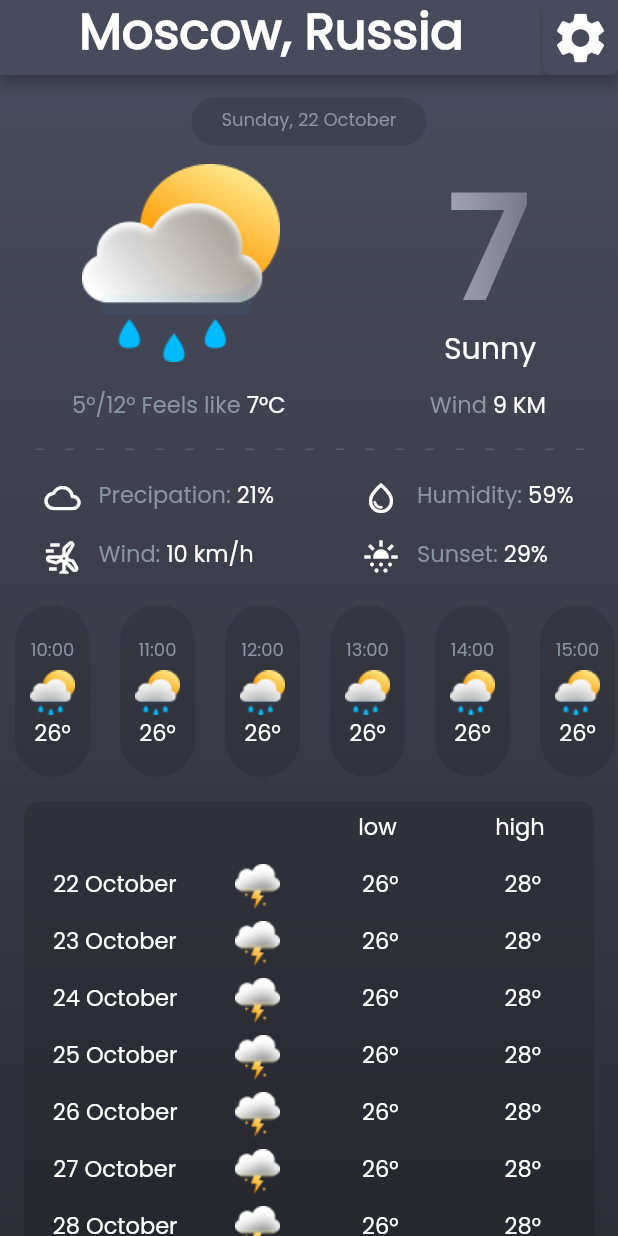
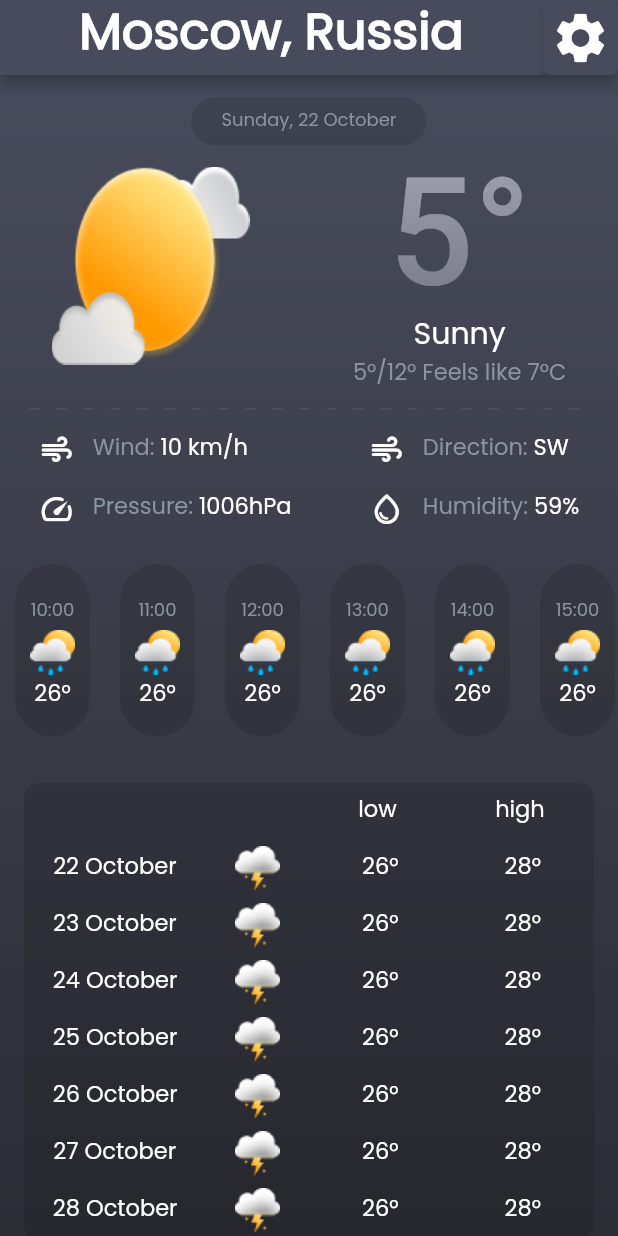
Before and after one commit to ALI-BABAI/weather_forecast_app, a Flutter app: the screen it shows after launch, on a phone screen of 412 x 824 dp. Run offline on Flutter 3.47's test engine with Material 2 defaults, Android fonts, the phone set to English and light mode, and no system bars; drawn by our look-alikes of simple_gradient_text.

Commit message:
Структурирование проекта + оптимизация главного экрана

```diff
--- a/lib/images.dart
+++ b/lib/images.dart
@@ -21,7 +21,7 @@ abstract class AppIconsExpanded {
   static const sunWithRain =
       AssetImage('assets/images/icons/icons_expanded/sun_with_rain.png');
   static const sunWithSmallCloud =
-      AssetImage('assets/images/icons/icons_expanded/small_cloudy.png');
+      AssetImage('assets/images/icons/icons_expanded/small _cloudy.png');
   static const sun = AssetImage('assets/images/icons/icons_expanded/sunny.png');
   static const thunder =
       AssetImage('assets/images/icons/icons_expanded/thunder.png');
--- a/lib/screens/home_screen/home_screen.dart
+++ b/lib/screens/home_screen/home_screen.dart
@@ -1,8 +1,7 @@
 import 'package:flutter/material.dart';
-import 'package:weather_forecast_app/screens/home_screen/widgets/current_day_main_weather.dart';
-import 'package:weather_forecast_app/screens/home_screen/widgets/dotted_diveder.dart';
-import 'package:weather_forecast_app/screens/home_screen/widgets/forecast_per_hours.dart';
-import 'package:weather_forecast_app/screens/home_screen/widgets/seven_days_forecast.dart';
+import 'package:weather_forecast_app/screens/home_screen/widgets/main_forecast.dart';
+import 'package:weather_forecast_app/screens/home_screen/widgets/hourly_forecast.dart';
+import 'package:weather_forecast_app/screens/home_screen/widgets/week_forecast.dart';
 import 'package:weather_forecast_app/theme/button.dart';
 import 'package:weather_forecast_app/theme/colors.dart';
 import 'package:weather_forecast_app/theme/text.dart';
@@ -63,17 +62,13 @@ class HomeScreen extends StatelessWidget {
           primary: true, // не отрабатывает должным образом
           children: [
             const SizedBox(height: 15),
-            CurrentDayWeatherWidget(
+            MainForecastWidget(
               currentWeekDay: currentTime.weekday,
               currentDay: currentTime.day,
               currentMonth: currentTime.month,
             ),
-            const DottedDivederWidget(), // пунктирный разделитель
-            const CurrentDayAllParametersWidget(),
-            Center(
-              child: PerHourForecastWidget(currentHour: currentTime.hour),
-            ),
-            ForecastPerSevenDaysWidget(
+            HourlyForecastWidget(currentHour: currentTime.hour),
+            WeekForecastWidget(
               currentDay: currentTime.day,
               currentMonth: currentTime.month,
             ),
--- a/lib/screens/home_screen/widgets/dotted_diveder.dart
+++ b/lib/screens/home_screen/widgets/current forecast widgets/dotted_divider.dart
@@ -6,7 +6,7 @@ class DottedDivederWidget extends StatelessWidget {
   @override
   Widget build(BuildContext context) {
     return const Padding(
-      padding: EdgeInsets.symmetric(horizontal: 24),
+      padding: EdgeInsets.symmetric(horizontal: 20),
       child: DottedDivider(height: 1, color: Color(0x50979797)),
     );
   }
@@ -39,14 +39,12 @@ class DottedLinePainter extends CustomPainter {
   void paint(Canvas canvas, Size size) {
     final paint = Paint()
       ..color = color
-      ..strokeWidth = size.height
+      ..strokeWidth = size.height / 2
       ..strokeCap = StrokeCap.round;
 
-    //paint.strokeWidth = 6;
+    const dashWidth = 3; // Расстояние между пунктирами
 
-    const dashWidth = 5; // Расстояние между пунктирами
-
-    const space = 5; // Длина пунктира
+    const space = 6; // Длина пунктира
     double currentX = 0;
     bool draw = true;
 
--- /dev/null
+++ b/lib/screens/home_screen/widgets/current forecast widgets/extended_parameters.dart
@@ -0,0 +1,79 @@
+// Давление, влажность, сила и направление ветра
+import 'package:flutter/material.dart';
+
+import '../../../../theme/text.dart';
+
+class WeatherExtendedParameters extends StatelessWidget {
+  const WeatherExtendedParameters({super.key});
+
+  @override
+  Widget build(BuildContext context) {
+    return const Padding(
+      padding: EdgeInsets.only(top: 15, bottom: 10),
+      child: Column(
+        children: [
+          Row(mainAxisAlignment: MainAxisAlignment.spaceAround, children: [
+            Column(crossAxisAlignment: CrossAxisAlignment.start, children: [
+              WeatherParameter(
+                name: 'Wind: ',
+                info: '10 km/h',
+                icon: Icons.air_rounded,
+              ),
+              SizedBox(
+                height: 15,
+              ),
+              WeatherParameter(
+                name: 'Pressure: ',
+                info: '1006hPa',
+                icon: Icons.speed_rounded,
+              ),
+            ]),
+            Column(
+              crossAxisAlignment: CrossAxisAlignment.start,
+              children: [
+                WeatherParameter(
+                  name: 'Direction: ',
+                  info: 'SW',
+                  icon: Icons.air_rounded,
+                ),
+                SizedBox(
+                  height: 15,
+                ),
+                WeatherParameter(
+                  name: 'Humidity: ',
+                  info: '59%',
+                  icon: Icons.water_drop_outlined,
+                ),
+              ],
+            ),
+          ])
+        ],
+      ),
+    );
+  }
+}
+
+class WeatherParameter extends StatelessWidget {
+  final String name;
+  final IconData icon;
+  final String info;
+
+  const WeatherParameter(
+      {super.key, required this.name, required this.icon, required this.info});
+
+  @override
+  Widget build(BuildContext context) {
+    return Row(
+      mainAxisAlignment: MainAxisAlignment.spaceBetween,
+      children: [
+        Icon(icon, color: Colors.white),
+        const SizedBox(width: 12),
+        Text(
+          name,
+          style: AppTextStyles.secondaryFont,
+        ),
+        Text(info, style: AppTextStyles.mainFont),
+      ],
+    );
+  }
+}
--- /dev/null
+++ b/lib/screens/home_screen/widgets/current forecast widgets/main_weather.dart
@@ -0,0 +1,52 @@
+import 'package:flutter/material.dart';
+import 'package:simple_gradient_text/simple_gradient_text.dart'; //https://pub.dev/packages/simple_gradient_text
+import 'package:weather_forecast_app/images.dart';
+import 'package:weather_forecast_app/theme/text.dart';
+
+class MainWeatherForecast extends StatelessWidget {
+  const MainWeatherForecast({super.key});
+
+  @override
+  Widget build(BuildContext context) {
+    return Padding(
+      padding: const EdgeInsets.only(bottom: 15),
+      child: Row(
+        mainAxisAlignment: MainAxisAlignment.spaceAround,
+        children: [
+          const Column(
+            children: [
+              Image(
+                fit: BoxFit.fill,
+                image: AppIconsExpanded.sunWithSmallCloud,
+              ),
+            ],
+          ),
+          SizedBox(
+            height: 160,
+            child: Column(
+              children: [
+                GradientText('5°',
+                    gradientDirection: GradientDirection.ttb,
+                    style: const TextStyle(
+                      fontSize: 100,
+                      fontWeight: FontWeight.w500,
+                    ),
+                    colors: const [Color(0xFFA2A4B5), Color(0xFF757784)]),
+                const Expanded(
+                  child: Text(
+                    'Sunny',
+                    style: AppTextStyles.expandedMainFont,
+                  ),
+                ),
+                const Text(
+                  '5°/12° Feels like 7°C',
+                  style: AppTextStyles.secondaryFont,
+                ),
+              ],
+            ),
+          ),
+        ],
+      ),
+    );
+  }
+}
--- a/lib/screens/home_screen/widgets/current_day_main_weather.dart
+++ /dev/null
@@ -1,219 +0,0 @@
-import 'package:flutter/material.dart';
-import 'package:weather_forecast_app/images.dart';
-import 'package:weather_forecast_app/theme/colors.dart';
-import 'package:weather_forecast_app/theme/text.dart';
-
-import 'package:simple_gradient_text/simple_gradient_text.dart'; //https://pub.dev/packages/simple_gradient_text
-
-class CurrentDayWeatherWidget extends StatelessWidget {
-  final int currentDay;
-  final int currentWeekDay;
-  final int currentMonth;
-
-  const CurrentDayWeatherWidget(
-      {super.key,
-      required this.currentDay,
-      required this.currentWeekDay,
-      required this.currentMonth});
-
-  @override
-  Widget build(BuildContext context) {
-    final List<String> monthNames = [
-      'January',
-      'February',
-      'March',
-      'April',
-      'May',
-      'June',
-      'July',
-      'August',
-      'September',
-      'October',
-      'November',
-      'December'
-    ];
-    final List<String> dayNames = [
-      'Monday',
-      'Tuesday',
-      'Wednesday',
-      'Thursday',
-      'Friday',
-      'Saturday',
-      'Sunday',
-    ];
-
-    final String month = monthNames[currentMonth - 1];
-    final String dayOfWeek = dayNames[currentWeekDay - 1];
-
-    return Column(
-      children: [
-        Row(
-          mainAxisAlignment: MainAxisAlignment.center,
-          children: [
-            Container(
-              padding: const EdgeInsets.symmetric(horizontal: 20, vertical: 10),
-              decoration: const BoxDecoration(
-                // color: Color(0xFF32333E),  // потемнее будет
-                color: AppColors.widgetBackground,
-                borderRadius: BorderRadius.all(Radius.circular(16)),
-              ),
-              child: Text(
-                '$dayOfWeek, $currentDay $month',
-                style: AppTextStyles.smallestSecondaryFont,
-              ),
-            ),
-          ],
-        ),
-        const SizedBox(height: 10),
-        Row(
-          crossAxisAlignment: CrossAxisAlignment.center,
-          mainAxisAlignment: MainAxisAlignment.spaceAround,
-          children: [
-            const Image(
-              fit: BoxFit.fill,
-              image: AppIconsExpanded.sunWithRain,
-            ),
-            Column(
-              crossAxisAlignment: CrossAxisAlignment.center,
-              children: [
-                Row(
-                  crossAxisAlignment: CrossAxisAlignment.center,
-                  mainAxisAlignment: MainAxisAlignment.spaceAround,
-                  children: [
-                    //const SizedBox(width: 30),
-                    GradientText('7',
-                        style: const TextStyle(
-                            fontSize: 100, fontWeight: FontWeight.w700),
-                        colors: const [Color(0xFFA2A4B5), Color(0xFF757784)]),
-                  ],
-                ),
-                const Text(
-                  'Sunny',
-                  style: AppTextStyles.expandedMainFont,
-                )
-              ],
-            )
-          ],
-        ),
-        Padding(
-          padding: const EdgeInsets.symmetric(vertical: 20),
-          child: Row(
-            mainAxisAlignment: MainAxisAlignment.spaceAround,
-            children: [
-              RichText(
-                textAlign: TextAlign.center,
-                text: const TextSpan(
-                  style: AppTextStyles.secondaryFont,
-                  children: <TextSpan>[
-                    TextSpan(text: '5°/12° Feels like '),
-                    TextSpan(
-                      text: '7°C',
-                      style: AppTextStyles.mainFont,
-                    )
-                  ],
-                ),
-              ),
-              RichText(
-                textAlign: TextAlign.center,
-                text: const TextSpan(
-                  style: AppTextStyles.secondaryFont,
-                  children: <TextSpan>[
-                    TextSpan(text: 'Wind '),
-                    TextSpan(text: '9 KM', style: AppTextStyles.mainFont),
-                  ],
-                ),
-              ),
-            ],
-          ),
-        ),
-      ],
-    );
-  }
-}
-
-// Table использовать виджет? - не?
-
-// Элементы идетничны, можно создать список - но...
-// Отступы MainAxisAlignment и CrossAxisAlignment всё равно требуют
-// подстроки и подстолбцы*
-class CurrentDayAllParametersWidget extends StatelessWidget {
-  const CurrentDayAllParametersWidget({super.key});
-
-  @override
-  Widget build(BuildContext context) {
-    return const Padding(
-      padding: EdgeInsets.symmetric(vertical: 20),
-      child: Column(
-        children: [
-          Row(mainAxisAlignment: MainAxisAlignment.spaceAround, children: [
-            Column(
-                crossAxisAlignment: CrossAxisAlignment.start,
-                mainAxisAlignment: MainAxisAlignment.center,
-                children: [
-                  Row(
-                    mainAxisAlignment: MainAxisAlignment.spaceEvenly,
-                    children: [
-                      Icon(Icons.wb_cloudy_outlined, color: Colors.white),
-                      SizedBox(width: 12),
-                      Text(
-                        'Precipation: ',
-                        style: AppTextStyles.secondaryFont,
-                      ),
-                      Text('21%', style: AppTextStyles.mainFont),
-                    ],
-                  ),
-                  SizedBox(
-                    height: 15,
-                  ),
-                  Row(
-                    mainAxisAlignment: MainAxisAlignment.spaceBetween,
-                    children: [
-                      Icon(Icons.wind_power_outlined, color: Colors.white),
-                      SizedBox(width: 12),
-                      Text(
-                        'Wind: ',
-                        style: AppTextStyles.secondaryFont,
-                      ),
-                      Text('10 km/h', style: AppTextStyles.mainFont),
-                    ],
-                  ),
-                ]),
-            Column(
-              crossAxisAlignment: CrossAxisAlignment.start,
-              mainAxisAlignment: MainAxisAlignment.center,
-              children: [
-                Row(
-                  mainAxisAlignment: MainAxisAlignment.center,
-                  children: [
-                    Icon(Icons.water_drop_outlined, color: Colors.white),
-                    SizedBox(width: 12),
-                    Text(
-                      'Humidity: ',
-                      style: AppTextStyles.secondaryFont,
-                    ),
-                    Text('59%', style: AppTextStyles.mainFont),
-                  ],
-                ),
-                SizedBox(
-                  height: 15,
-                ),
-                Row(
-                  mainAxisAlignment: MainAxisAlignment.center,
-                  children: [
-                    Icon(Icons.sunny_snowing, color: Colors.white),
-                    SizedBox(width: 12),
-                    Text(
-                      'Sunset: ',
-                      style: AppTextStyles.secondaryFont,
-                    ),
-                    Text('29%', style: AppTextStyles.mainFont),
-                  ],
-                ),
-              ],
-            ),
-          ])
-        ],
-      ),
-    );
-  }
-}
--- a/lib/screens/home_screen/widgets/forecast_per_hours.dart
+++ b/lib/screens/home_screen/widgets/hourly_forecast.dart
@@ -3,13 +3,16 @@ import 'package:weather_forecast_app/images.dart';
 import 'package:weather_forecast_app/theme/colors.dart';
 import 'package:weather_forecast_app/theme/text.dart';
 
-class PerHourForecastWidget extends StatelessWidget {
+class HourlyForecastWidget extends StatelessWidget {
   final int currentHour;
-  const PerHourForecastWidget({super.key, required this.currentHour});
+  const HourlyForecastWidget({super.key, required this.currentHour});
 
   @override
   Widget build(BuildContext context) {
-    return SizedBox(
+    return Center(
+      child: Padding(
+        padding: const EdgeInsets.symmetric(vertical: 15),
+        child: SizedBox(
           height: 115, // Высота элементов
           child: ListView.builder(
             primary: false,
@@ -29,6 +32,8 @@ class PerHourForecastWidget extends StatelessWidget {
                 ),
               );
             },
+          ),
+        ),
       ),
     );
   }
--- /dev/null
+++ b/lib/screens/home_screen/widgets/main_forecast.dart
@@ -0,0 +1,97 @@
+import 'package:flutter/material.dart';
+import 'package:weather_forecast_app/screens/home_screen/widgets/current%20forecast%20widgets/dotted_divider.dart';
+import 'package:weather_forecast_app/screens/home_screen/widgets/current%20forecast%20widgets/extended_parameters.dart';
+import 'package:weather_forecast_app/screens/home_screen/widgets/current%20forecast%20widgets/main_weather.dart';
+import 'package:weather_forecast_app/theme/colors.dart';
+import 'package:weather_forecast_app/theme/text.dart';
+
+class MainForecastWidget extends StatelessWidget {
+  final int currentDay;
+  final int currentWeekDay;
+  final int currentMonth;
+
+  const MainForecastWidget(
+      {super.key,
+      required this.currentDay,
+      required this.currentWeekDay,
+      required this.currentMonth});
+
+  @override
+  Widget build(BuildContext context) {
+    final List<String> monthNames = [
+      'January',
+      'February',
+      'March',
+      'April',
+      'May',
+      'June',
+      'July',
+      'August',
+      'September',
+      'October',
+      'November',
+      'December'
+    ];
+    final List<String> dayNames = [
+      'Monday',
+      'Tuesday',
+      'Wednesday',
+      'Thursday',
+      'Friday',
+      'Saturday',
+      'Sunday',
+    ];
+
+    final String month = monthNames[currentMonth - 1];
+    final String dayOfWeek = dayNames[currentWeekDay - 1];
+
+    return Column(
+      children: [
+        // День недели и месяц
+        Row(
+          mainAxisAlignment: MainAxisAlignment.center,
+          children: [
+            Container(
+              padding: const EdgeInsets.symmetric(horizontal: 20, vertical: 10),
+              decoration: const BoxDecoration(
+                // color: Color(0xFF32333E),  // потемнее будет
+                color: AppColors.widgetBackground,
+                borderRadius: BorderRadius.all(Radius.circular(16)),
+              ),
+              child: Text(
+                '$dayOfWeek, $currentDay $month',
+                style: AppTextStyles.smallestSecondaryFont,
+              ),
+            ),
+          ],
+        ),
+        // Текущая информация о погоде
+        const MainWeatherForecast(),
+        // Пунктирный разделитель
+        const Row(
+          children: [
+            Expanded(child: DottedDivederWidget()),
+          ],
+        ),
+        // Давление, влажность, сила и направление ветра
+        const WeatherExtendedParameters(),
+      ],
+    );
+  }
+}
+
+
+/*RichText(
+    textAlign: TextAlign.center,
+    text: const TextSpan(
+      style: AppTextStyles.secondaryFont,
+      children: <TextSpan>[
+        TextSpan(text: '5°/12° Feels like '),
+        TextSpan(
+          text: '7°C',
+          style: AppTextStyles.secondaryFont,
+        )
+      ],
+    ),
+  ),
+*/
--- a/lib/screens/home_screen/widgets/seven_days_forecast.dart
+++ b/lib/screens/home_screen/widgets/week_forecast.dart
@@ -3,11 +3,11 @@ import 'package:weather_forecast_app/images.dart';
 import 'package:weather_forecast_app/theme/colors.dart';
 import 'package:weather_forecast_app/theme/text.dart';
 
-class ForecastPerSevenDaysWidget extends StatelessWidget {
+class WeekForecastWidget extends StatelessWidget {
   final int currentDay;
   final int currentMonth; // из DateTime.now() выводится дд.мм.гггг
 
-  const ForecastPerSevenDaysWidget(
+  const WeekForecastWidget(
       {super.key, required this.currentDay, required this.currentMonth});
 
   @override
```
Also changed, not shown: lib/screens/home_screen/widgets/to delete/selected_city_and_settings.dart (renamed from lib/screens/home_screen/widgets/selected_city_and_settings.dart). Lines whose indentation alone changed are shown as unchanged.
